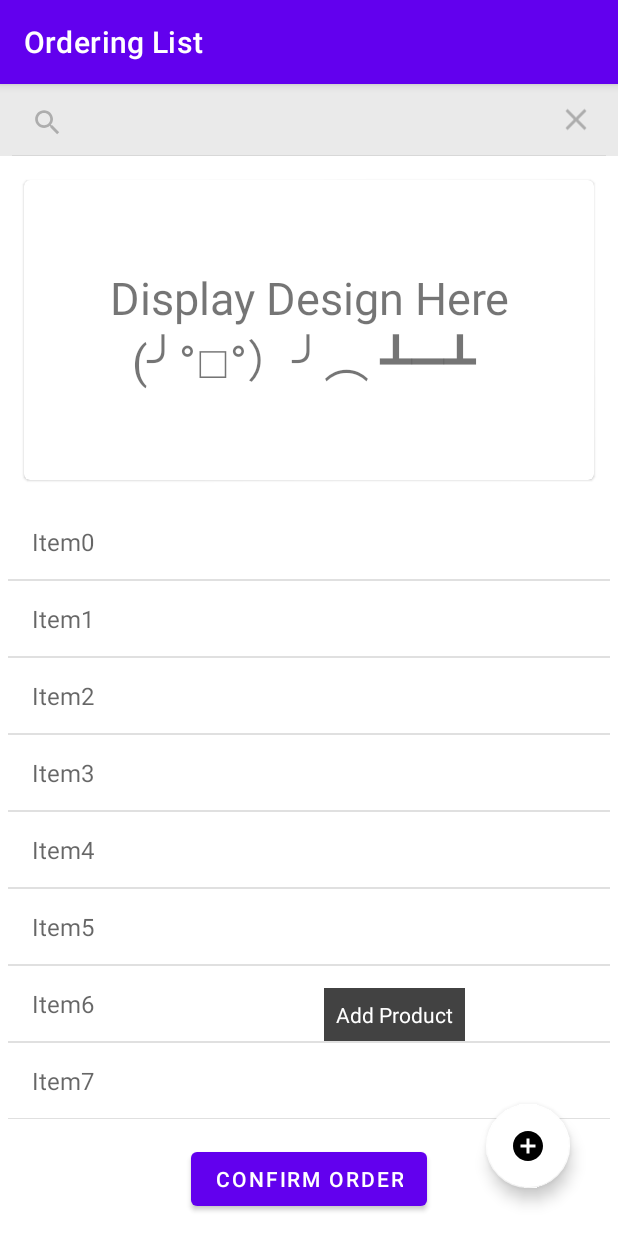
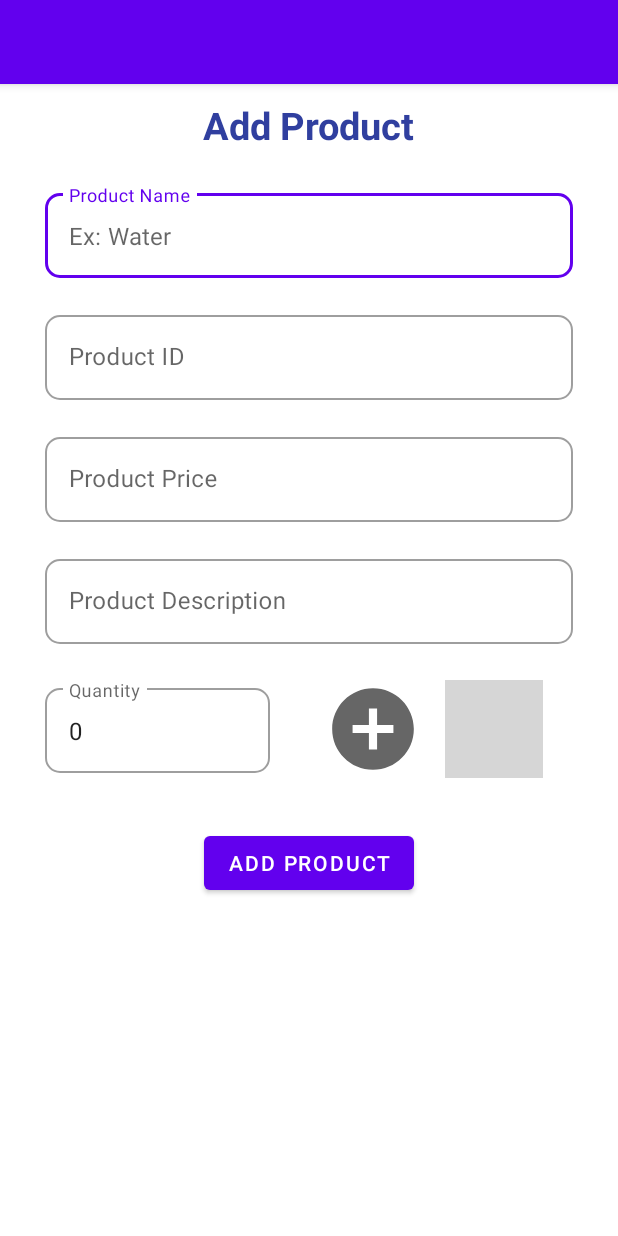
Before and after one commit to LBCesar/WarehouseManagmentSystem, an Android app: the OrderList screen opened directly, with no data from a screen before it, after a tap on an icon or button, on a phone screen of 412 x 824 dp. Run offline under Robolectric (Android 15) with nearby library versions, the light colour scheme and no system bars; 1 other tap on this screen came first; grey boxes are pictures that could not be loaded.

Commit message:
Orderlist & CreateItem connects & works with arraylist!!
Signed-off-by: ShoRaz~ <shorajmanandhar@hotmail.com>

```diff
--- a/app/build.gradle
+++ b/app/build.gradle
@@ -36,7 +36,5 @@ dependencies {
 
     implementation 'androidx.cardview:cardview:1.0.0'               // CardView used in Login Design
     implementation 'com.basgeekball:awesome-validation:4.2'         // Awesome Validation from github used in Register to check invalid inputs
-
     implementation 'com.google.android.material:material:<version>' // Material Design from github for better UI design
-
 }
--- a/app/src/main/AndroidManifest.xml
+++ b/app/src/main/AndroidManifest.xml
@@ -18,7 +18,9 @@
         </activity>
         <activity android:name=".Profile.EditProfile" />
         <activity android:name=".Profile.Profile" />
-        <activity android:name=".Orderlist.Product" />
+        <activity
+            android:name=".Orderlist.CreateItem"
+            android:noHistory="true" />
         <activity android:name=".Orderlist.OrderList" />
         <activity android:name=".Employee.add_supplier" />
         <activity android:name=".Employee.EmployeeMenu" />
--- a/app/src/main/java/com/example/warehousemanagmentsystem491b/Employee/EmployeeMenu.java
+++ b/app/src/main/java/com/example/warehousemanagmentsystem491b/Employee/EmployeeMenu.java
@@ -25,7 +25,7 @@ public class EmployeeMenu extends AppCompatActivity {
 
     private final String[] employeeMenu = {
             "Manage Inventory",
-            "OrderList",
+            "Ordering List",
             "Shift Management",
             "Suppliers",
             "Customers"
@@ -56,7 +56,7 @@ public class EmployeeMenu extends AppCompatActivity {
             @Override
             public void onItemClick(AdapterView<?> adapterView, View view, int i, long l) {
 
-                if (i == 0) {        // Manage Inventory
+                if (i == 0) {           // Manage Inventory
                     displayToast("Manage Inventory Clicked!");
                 } else if (i == 1) {   // Order List
                     Intent startOrderList = new Intent(EmployeeMenu.this, OrderList.class);
--- /dev/null
+++ b/app/src/main/java/com/example/warehousemanagmentsystem491b/Orderlist/CreateItem.java
@@ -0,0 +1,106 @@
+package com.example.warehousemanagmentsystem491b.Orderlist;
+
+import android.content.Intent;
+import android.os.Bundle;
+import android.view.View;
+import android.widget.Button;
+import android.widget.EditText;
+
+import androidx.appcompat.app.AppCompatActivity;
+
+import com.example.warehousemanagmentsystem491b.Item;
+import com.example.warehousemanagmentsystem491b.R;
+
+public class CreateItem extends AppCompatActivity {
+
+    // Member variable for holding the quantity
+    private int quantity;
+
+    // Member variables for creating new item
+    private EditText editProductName;
+    private EditText editProductID;
+    private EditText editProductPrice;
+    private EditText editProductDescription;
+    private EditText editProductQuantity;
+
+    @Override
+    protected void onCreate(Bundle savedInstanceState) {
+
+        super.onCreate(savedInstanceState);
+        setContentView(R.layout.activity_order_product);
+
+        editProductName = findViewById(R.id.orderlist_product_name_edit_text);
+        editProductID = findViewById(R.id.orderlist_product_id_edit_text);
+        editProductPrice = findViewById(R.id.orderlist_product_price_edit_text);
+        editProductDescription = findViewById(R.id.orderlist_product_description_edit_text);
+        editProductQuantity = findViewById(R.id.orderlist_product_quantity_edit_text);
+
+        initialValueTextField(editProductName, "Ex: Water");
+        initialValueTextField(editProductID, "Ex: 1101");
+        initialValueTextField(editProductPrice, "Ex: 29.99");
+        initialValueTextField(editProductDescription, "Ex: Item Description");
+
+        Button button = findViewById(R.id.orderlist_addProductButton);
+        button.setOnClickListener(new View.OnClickListener() {
+            @Override
+            public void onClick(View view) {
+                int id = Integer.parseInt(editProductID.getText().toString());
+                String name = editProductName.getText().toString();
+                String descr = editProductDescription.getText().toString();
+                double price = Double.parseDouble(editProductPrice.getText().toString());
+                int quantity = Integer.parseInt(editProductQuantity.getText().toString());
+                Item item = new Item(id, name, descr, price, quantity);
+
+                Intent intent = new Intent();
+                intent.putExtra("item", item);
+                setResult(RESULT_OK, intent);
+                finish();       // finishing activity
+            }
+        });
+    }
+
+
+    public void initialValueTextField(final EditText editText, final String text) {
+        editText.setOnFocusChangeListener(new View.OnFocusChangeListener() {
+            @Override
+            public void onFocusChange(View view, boolean hasFocus) {
+                if (hasFocus) {
+                    editText.setHint(text);
+                } else {
+                    editText.setHint("");
+                }
+            }
+        });
+    }
+
+
+    /**
+     * Method that handles the onClick of decreasing the quantity
+     */
+    public void decreaseQuantity(View view) {
+        quantity = Integer.parseInt(editProductQuantity.getText().toString());
+
+        if (quantity < 0)
+            quantity = 0;
+        else
+            quantity--;
+
+        editProductQuantity.setText(String.valueOf(quantity));
+    }
+
+    /**
+     * Method that handles the onClick of increases the quantity
+     */
+    public void increaseQuantity(View view) {
+        quantity = Integer.parseInt(editProductQuantity.getText().toString());
+        quantity++;
+        editProductQuantity.setText(String.valueOf(quantity));
+    }
+
+
+}
+
+/*
+     Website Referenced:
+         - https://stackoverflow.com/questions/44164170/android-edittext-with-different-floating-label-and-placeholder/44165904
+ */
--- a/app/src/main/java/com/example/warehousemanagmentsystem491b/Orderlist/ItemAdapter.java
+++ b/app/src/main/java/com/example/warehousemanagmentsystem491b/Orderlist/ItemAdapter.java
@@ -8,6 +8,7 @@ import android.widget.Toast;
 
 import androidx.recyclerview.widget.RecyclerView;
 
+import com.example.warehousemanagmentsystem491b.Item;
 import com.example.warehousemanagmentsystem491b.R;
 
 import java.util.List;
@@ -17,49 +18,61 @@ import java.util.List;
  */
 public class ItemAdapter extends RecyclerView.Adapter<ItemAdapter.ViewHolder> {
 
-    private List<String> data;
+    private final List<Item> items;
 
-    public ItemAdapter(List<String> d) {
-        this.data = d;
+    public ItemAdapter(List<Item> itemList) {
+        this.items = itemList;
     }
 
 
     @Override
     public ItemAdapter.ViewHolder onCreateViewHolder(ViewGroup parent, int viewType) {
-
         // Inflate the item layout
-        View rowItem = LayoutInflater.from(parent.getContext()).
+        View view = LayoutInflater.from(parent.getContext()).
                 inflate(R.layout.list_item, parent, false);
-        return new ViewHolder(rowItem);
+        return new ViewHolder(view);
     }
 
+    // To delete item this is what to update :p
+    // http://www.techsolpoint.com/how-to-add-remove-and-update-items-in-android-recyclerview-android-studio.html
+    //
     // Populating data into the item through holder
     @Override
     public void onBindViewHolder(ItemAdapter.ViewHolder holder, int position) {
-        holder.itemName.setText(this.data.get(position));
+//        holder.itemName.setText(this.data.get(position));
+        Item item = items.get(position);
+        if (item.getName() != null) {
+            holder.itemName.setText(item.getName());
+//            holder.itemQuantity.setText(item.getQuantity());
+//            holder.itemPrice.setText(Double.toString(item.getPrice()));
+        }
     }
 
     // Returns the total count of items in the list
     @Override
     public int getItemCount() {
-        return this.data.size();
+        return this.items.size();
     }
 
 
     public static class ViewHolder extends RecyclerView.ViewHolder implements View.OnClickListener {
 
         public TextView itemName;
+        public TextView itemQuantity;
+        public TextView itemPrice;
 
         public ViewHolder(View itemView) {
             super(itemView);
-
             itemView.setOnClickListener(this);
-            itemName = (TextView) itemView.findViewById(R.id.item_name);
+            itemName = itemView.findViewById(R.id.item_name);
+//            itemQuantity = itemView.findViewById(R.id.item_quantity);
+//            itemPrice    = itemView.findViewById(R.id.item_price);
         }
 
         @Override
         public void onClick(View view) {
-            Toast.makeText(view.getContext(), "position : " + getLayoutPosition() + " text : " + this.itemName.getText(), Toast.LENGTH_SHORT).show();
+//            Toast.makeText(view.getContext(), "position : " + getLayoutPosition() + " text : " + this.itemName.getText(), Toast.LENGTH_SHORT).show();
+            Toast.makeText(view.getContext(), "Item: " + this.itemName.getText(), Toast.LENGTH_SHORT).show();
         }
     }
 
--- a/app/src/main/java/com/example/warehousemanagmentsystem491b/Orderlist/OrderList.java
+++ b/app/src/main/java/com/example/warehousemanagmentsystem491b/Orderlist/OrderList.java
@@ -2,6 +2,7 @@ package com.example.warehousemanagmentsystem491b.Orderlist;
 
 import android.content.Intent;
 import android.os.Bundle;
+import android.util.Log;
 import android.view.View;
 import android.view.animation.Animation;
 import android.view.animation.AnimationUtils;
@@ -13,6 +14,7 @@ import androidx.recyclerview.widget.DividerItemDecoration;
 import androidx.recyclerview.widget.LinearLayoutManager;
 import androidx.recyclerview.widget.RecyclerView;
 
+import com.example.warehousemanagmentsystem491b.Item;
 import com.example.warehousemanagmentsystem491b.R;
 import com.google.android.material.floatingactionbutton.FloatingActionButton;
 
@@ -21,12 +23,15 @@ import java.util.List;
 
 public class OrderList extends AppCompatActivity {
 
+    private final List<Item> items = new ArrayList<>();
+    private ItemAdapter mAdapter;
+    private RecyclerView recyclerView;
 
     // FAB
-    TextView addProductTextView;
-    private FloatingActionButton fab1_main, fab2_addProduct, fab3;
+    private TextView addProductTextView;
+    private FloatingActionButton fab1_main, fab2_addProduct;
     private Animation fab_open, fab_close, fab_clock, fab_anticlock;
-    Boolean fab1_main_isOpen = false;
+    private Boolean fab1_main_isOpen = false;
 
 
     @Override
@@ -34,34 +39,29 @@ public class OrderList extends AppCompatActivity {
         super.onCreate(savedInstanceState);
         setContentView(R.layout.activity_order_list);
 
-        // Initialize items
-        // initializeItem();
-
-        RecyclerView recyclerView = findViewById(R.id.rv_itemDisplay);
-
+        recyclerView = findViewById(R.id.rv_itemDisplay);
         recyclerView.setLayoutManager(new LinearLayoutManager(this));
-        recyclerView.setAdapter(new ItemAdapter(initializeItem()));
+        mAdapter = new ItemAdapter(items);
+        recyclerView.setAdapter(mAdapter);
         recyclerView.addItemDecoration(new DividerItemDecoration(this, DividerItemDecoration.VERTICAL));
 
-        // FAB
-        fab_close = AnimationUtils.loadAnimation(getApplicationContext(), R.anim.fab_close);
-        fab_open = AnimationUtils.loadAnimation(getApplicationContext(), R.anim.fab_open);
-        fab_clock = AnimationUtils.loadAnimation(getApplicationContext(), R.anim.fab_rotate_clock);
-        fab_anticlock = AnimationUtils.loadAnimation(getApplicationContext(), R.anim.fab_rotate_anticlock);
 
-        addProductTextView = (TextView) findViewById(R.id.orderlist_addProductText);
-        fab1_main = (FloatingActionButton) findViewById(R.id.orderlist_FAB1);
-        fab2_addProduct = (FloatingActionButton) findViewById(R.id.orderlist_FAB2);
-        fab3 = (FloatingActionButton) findViewById(R.id.orderlist_FAB3);
+        /*
+        if (getIntent().getParcelableExtra("item") != null){
+            Item item = getIntent().getParcelableExtra("item");
+            String itemName = item.getName();
+            Log.d("myTag", "This is my message" + itemName);
+            items.add(item);
+            mAdapter.notifyDataSetChanged();
+        }
+        items.add(new Item()); */
 
-    }
+        addProductTextView = findViewById(R.id.orderlist_addProductText);
+        fab1_main = findViewById(R.id.orderlist_FAB1);
+        fab2_addProduct = findViewById(R.id.orderlist_FAB2);
 
-    public List<String> initializeItem() {
-        List<String> data = new ArrayList<>();
-        for (int i = 0; i < 10; i++) {
-            data.add("Item" + i);
-        }
-        return data;
+        animateFab();
+
     }
 
     /**
@@ -70,15 +70,24 @@ public class OrderList extends AppCompatActivity {
     public void closeFabMenu() {
         addProductTextView.setVisibility(View.INVISIBLE);
         fab2_addProduct.startAnimation(fab_close);
-        fab3.startAnimation(fab_close);
         fab1_main.startAnimation(fab_close);
         fab1_main.startAnimation(fab_anticlock);
         fab2_addProduct.setClickable(false);
-        fab3.setClickable(false);
         fab1_main_isOpen = false;
     }
 
+    public void animateFab() {
+        fab_close = AnimationUtils.loadAnimation(getApplicationContext(), R.anim.fab_close);
+        fab_open = AnimationUtils.loadAnimation(getApplicationContext(), R.anim.fab_open);
+        fab_clock = AnimationUtils.loadAnimation(getApplicationContext(), R.anim.fab_rotate_clock);
+        fab_anticlock = AnimationUtils.loadAnimation(getApplicationContext(), R.anim.fab_rotate_anticlock);
+    }
+
     public void fab1_main_onClick(View view) {
+        Intent intentOrderItem = new Intent(this, CreateItem.class);
+        startActivityForResult(intentOrderItem, 1);
+
+        /* enable this for fab animation
         if (fab1_main_isOpen) {
             closeFabMenu();
         } else {
@@ -90,19 +99,16 @@ public class OrderList extends AppCompatActivity {
             fab2_addProduct.setClickable(true);
             fab3.setClickable(true);
             fab1_main_isOpen = true;
-        }
+        } */
     }
 
-    public void fab2_addProduct_onClick(View view) {
+    /* public void fab2_addProduct_onClick(View view) {
         closeFabMenu();             // close the FAB menu before going to the next activity
         Intent intentOrderItem = new Intent(this, Product.class);
         startActivity(intentOrderItem);
     }
+    */
 
-    public void fab3click(View view) {
-        closeFabMenu();             // close the FAB menu before going to the next activity
-        displayToast("FAB3 Clicked!");
-    }
 
     /**
      * Displays a Toast with the message.
@@ -112,6 +118,24 @@ public class OrderList extends AppCompatActivity {
     public void displayToast(String message) {
         Toast.makeText(getApplicationContext(), message,
                 Toast.LENGTH_SHORT).show();
+    }
+
+
+    @Override
+    protected void onActivityResult(int requestCode, int resultCode, Intent data) {
+        super.onActivityResult(requestCode, resultCode, data);
+        Log.d("TAG", "onActivityResult");
+        if (resultCode == RESULT_OK) {
+//            if (data.getParcelableExtra("item") != null){
+            Log.d("TAG", "onActivityResult: OK");
+            Item item = data.getParcelableExtra("item");
+            items.add(item);
+            mAdapter.notifyDataSetChanged();
+            displayToast("Item added!");
+//            }
+        } else {
+            Log.d("TAG", "onActivityResult: ERROR");
+        }
     }
 
 }
--- a/app/src/main/res/layout/activity_order_list.xml
+++ b/app/src/main/res/layout/activity_order_list.xml
@@ -41,11 +41,12 @@
             android:layout_margin="16dp">
 
             <TextView
+                android:id="@+id/testingObjecttransfer"
                 android:layout_width="wrap_content"
                 android:layout_height="wrap_content"
                 android:layout_gravity="center"
                 android:gravity="center"
-                android:text="Display Design Here (╯°□°）╯︵ ┻━┻ "
+                android:text="Display Design Here"
                 android:textSize="30dp" />
 
         </com.google.android.material.card.MaterialCardView>
@@ -122,22 +123,6 @@
             android:textColor="#ffffff"
             android:visibility="invisible" />
 
-        <com.google.android.material.floatingactionbutton.FloatingActionButton
-            android:id="@+id/orderlist_FAB3"
-            android:layout_width="wrap_content"
-            android:layout_height="wrap_content"
-            android:layout_above="@+id/orderlist_FAB2"
-            android:layout_alignEnd="@+id/orderlist_FAB2"
-            android:background="?android:attr/selectableItemBackground"
-            android:visibility="invisible"
-            android:elevation="6dp"
-            app:hoveredFocusedTranslationZ="2dp"
-            android:focusable="true"
-            app:backgroundTint="#ffffff"
-            app:pressedTranslationZ="12dp"
-            android:src="@drawable/ic_baseline_minus"
-            android:clickable="true"
-            android:onClick="fab3click" />
 
     </RelativeLayout>
 
--- a/app/src/main/res/layout/activity_order_product.xml
+++ b/app/src/main/res/layout/activity_order_product.xml
@@ -7,7 +7,7 @@
     xmlns:app="http://schemas.android.com/apk/res-auto"
     android:baselineAligned="true"
     android:orientation="vertical"
-    tools:context=".Orderlist.Product">
+    tools:context=".Orderlist.CreateItem">
 
     <com.google.android.material.appbar.AppBarLayout
         android:id="@+id/orderlist_product_appbar_layout"
@@ -80,7 +80,7 @@
             android:layout_width="match_parent"
             android:layout_height="wrap_content"
             android:ems="10"
-            android:inputType="text"
+            android:inputType="number"
             android:singleLine="true" />
 
     </com.google.android.material.textfield.TextInputLayout>
@@ -106,7 +106,7 @@
             android:layout_width="match_parent"
             android:layout_height="wrap_content"
             android:ems="10"
-            android:inputType="text"
+            android:inputType="numberDecimal"
             android:singleLine="true" />
 
     </com.google.android.material.textfield.TextInputLayout>
@@ -155,7 +155,7 @@
             app:boxCornerRadiusTopStart="10dp">
 
             <com.google.android.material.textfield.TextInputEditText
-                android:id="@+id/product_quantity"
+                android:id="@+id/orderlist_product_quantity_edit_text"
                 android:layout_width="match_parent"
                 android:layout_height="wrap_content"
                 android:ems="10"
@@ -189,11 +189,11 @@
 
 
     <Button
+        android:id="@+id/orderlist_addProductButton"
         android:layout_width="wrap_content"
         android:layout_height="wrap_content"
         android:layout_gravity="center"
         android:layout_marginTop="20dp"
-        android:background="@drawable/bottom_bg"
         android:text="Add Product"
         android:textColor="@color/colorWhite" />
 
```
Also changed, not shown: app/src/main/java/com/example/warehousemanagmentsystem491b/Item.java (added, +116 -0 lines), app/src/main/java/com/example/warehousemanagmentsystem491b/Login/Login.java (+5 -5 lines), app/src/main/java/com/example/warehousemanagmentsystem491b/Orderlist/Product.java (deleted, +0 -119 lines), app/src/main/res/layout/list_item.xml (+25 -0 lines).
